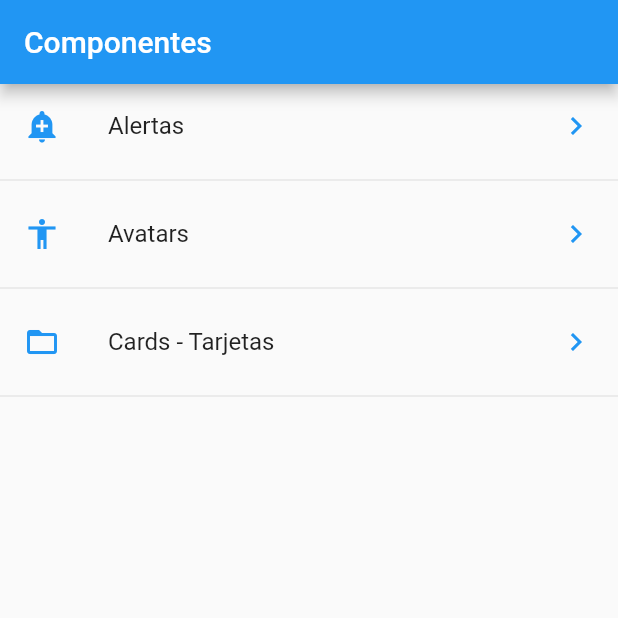
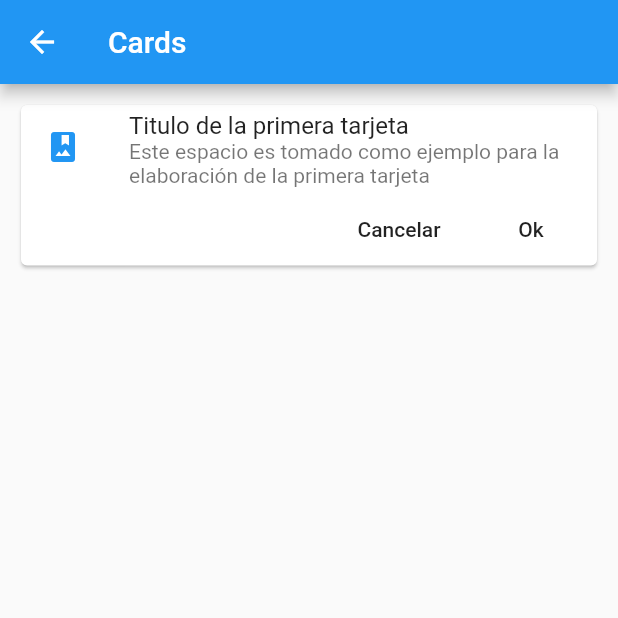
Before and after one commit to ddienu/Componentes, a Flutter app: the screen it shows after launch, after a tap on "Cards - Tarjetas", on a phone screen of 412 x 824 dp, the top half of it. Run offline on Flutter 3.47's test engine with Material 2 defaults, Android fonts, the phone set to English and light mode, and no system bars.

Commit message:
Add: Cards page
Creating the card page and including it in the routes.

```diff
--- /dev/null
+++ b/lib/src/pages/card_page.dart
@@ -0,0 +1,50 @@
+import 'package:flutter/material.dart';
+
+
+
+class CardPage extends StatelessWidget {
+
+
+  @override
+  Widget build(BuildContext context) {
+    return Scaffold(
+      appBar: AppBar(
+        title: Text('Cards'),
+      ),
+      body: ListView(
+        padding: EdgeInsets.all(10.0),
+        children: [
+          _cardTipo1()
+        ],
+      ),
+    );
+  }
+
+  _cardTipo1() {
+
+    return Card(
+      child: Column(
+        children: [
+          ListTile(
+            leading: Icon ( Icons.photo_album, color: Colors.blue),
+            title: Text ('Titulo de la primera tarjeta'),
+            subtitle: Text ('Este espacio es tomado como ejemplo para la elaboración de la primera tarjeta '),
+          ),
+          Row(
+            mainAxisAlignment: MainAxisAlignment.end,
+            children: [
+              FlatButton(
+                child: Text('Cancelar'),
+                onPressed: (){},
+              ),
+              FlatButton(
+                child: Text( 'Ok' ),
+                onPressed: (){},
+              )
+            ],
+          )
+        ],
+      ),
+    );
+  }
+}
--- a/lib/src/routes/routes.dart
+++ b/lib/src/routes/routes.dart
@@ -1,3 +1,4 @@
+import 'package:componentes/src/pages/card_page.dart';
 import 'package:flutter/material.dart';
 
 import 'package:componentes/src/pages/alert_page.dart';
@@ -10,5 +11,6 @@ Map<String, WidgetBuilder> getAplicattionRoutes(){
         '/'      : (BuildContext context) => HomePage(),
         'alert'  : (BuildContext context) => AlertPage(),
         'avatar' : (BuildContext context) => AvatarPage(),
+        'card'   : (BuildContext context) => CardPage(),
       };
 }
```
